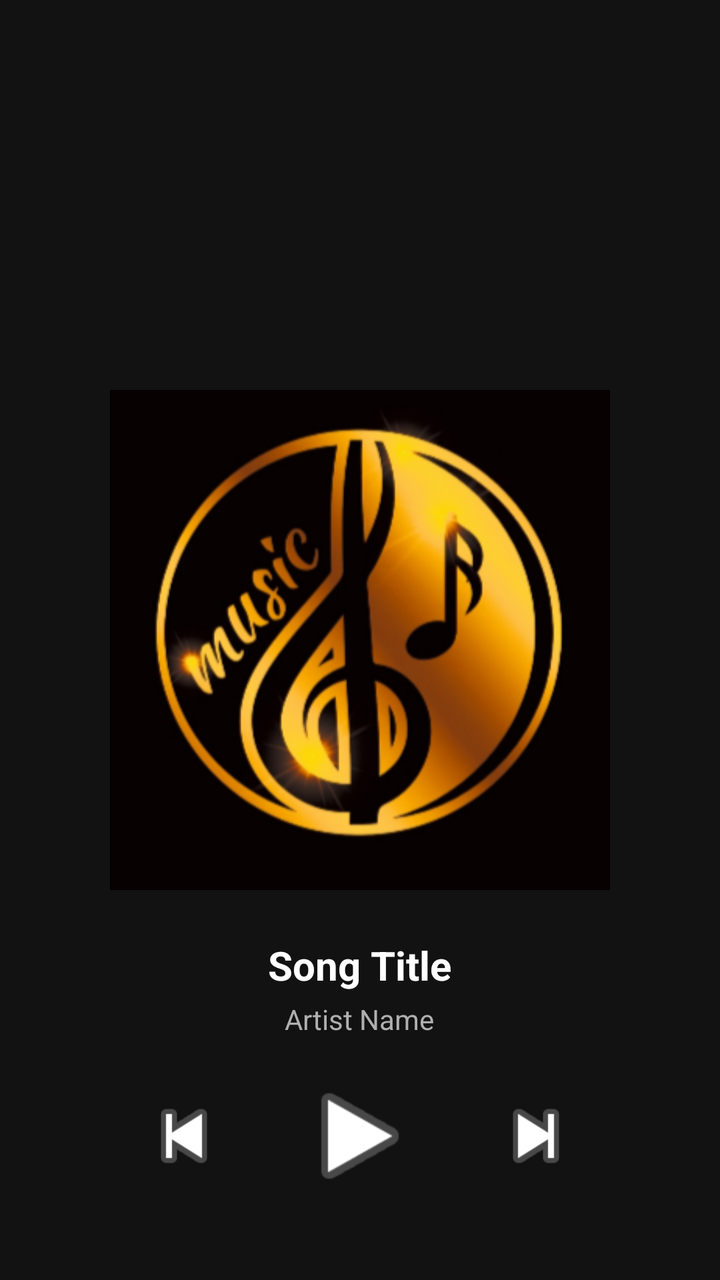
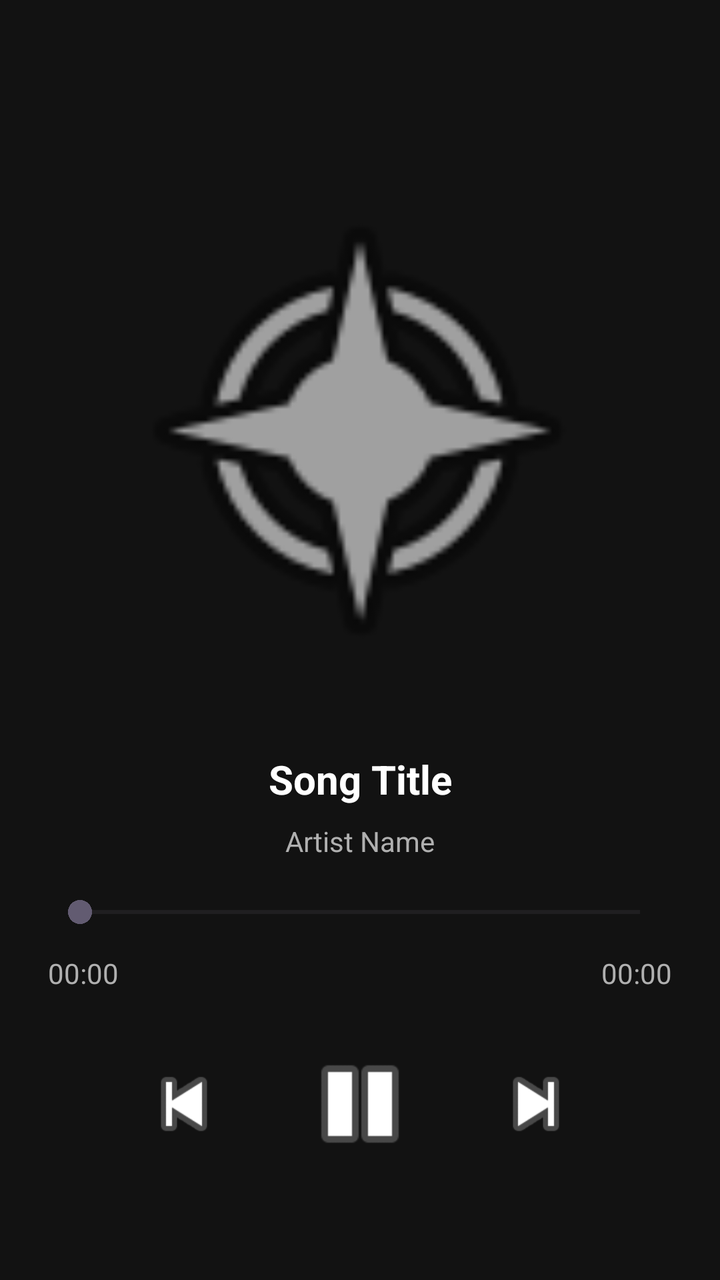

An Android layout rendered at two revisions. The XML below is the earlier revision; the diff shows what the commit changed to produce the second picture.
<!-- AndroidManifest.xml: application theme Theme.MXStylePlayer -->
<!-- res/layout/activity_music_player.xml -->
<?xml version="1.0" encoding="utf-8"?>
<RelativeLayout xmlns:android="http://schemas.android.com/apk/res/android"
    android:layout_width="match_parent"
    android:layout_height="match_parent"
    android:background="#121212">

    
    <ImageView
        android:id="@+id/imgMusicThumbnail"
        android:layout_width="250dp"
        android:layout_height="250dp"
        android:layout_centerInParent="true"
        android:src="@drawable/my_custom_thumbnail" />

    
    <TextView
        android:id="@+id/txtSongTitle"
        android:layout_width="wrap_content"
        android:layout_height="wrap_content"
        android:layout_below="@id/imgMusicThumbnail"
        android:layout_centerHorizontal="true"
        android:layout_marginTop="24dp"
        android:text="Song Title"
        android:textColor="#FFFFFF"
        android:textSize="20sp"
        android:textStyle="bold" />

    <TextView
        android:id="@+id/txtArtistName"
        android:layout_width="wrap_content"
        android:layout_height="wrap_content"
        android:layout_below="@id/txtSongTitle"
        android:layout_centerHorizontal="true"
        android:layout_marginTop="4dp"
        android:text="Artist Name"
        android:textColor="#B0B0B0"
        android:textSize="14sp" />

    
    <LinearLayout
        android:layout_width="match_parent"
        android:layout_height="wrap_content"
        android:layout_alignParentBottom="true"
        android:layout_marginBottom="40dp"
        android:gravity="center"
        android:orientation="horizontal">

        <ImageView
            android:id="@+id/btnPrevious"
            android:layout_width="48dp"
            android:layout_height="48dp"
            android:layout_marginEnd="32dp"
            android:src="@android:drawable/ic_media_previous" />

        <ImageView
            android:id="@+id/btnPlayPause"
            android:layout_width="64dp"
            android:layout_height="64dp"
            android:src="@android:drawable/ic_media_play" />

        <ImageView
            android:id="@+id/btnNext"
            android:layout_width="48dp"
            android:layout_height="48dp"
            android:layout_marginStart="32dp"
            android:src="@android:drawable/ic_media_next" />

    </LinearLayout>

</RelativeLayout>
<!-- resources referenced by this layout -->
<resources>
  <!-- drawable my_custom_thumbnail: png bitmap (drawable, 206924 bytes) -->
  <style name="Theme.MXStylePlayer" parent="Theme.Material3.DayNight.NoActionBar"><item name="android:windowActionModeOverlay">true</item><item name="android:navigationBarColor">#000000</item><item name="android:statusBarColor">#000000</item></style>
</resources>

<!-- the commit's change to res/layout/activity_music_player.xml (unified diff, before → after) -->
@@ -2,24 +2,24 @@
 <RelativeLayout xmlns:android="http://schemas.android.com/apk/res/android"
     android:layout_width="match_parent"
     android:layout_height="match_parent"
-    android:background="#121212">
+    android:background="#121212"
+    android:padding="24dp">
 
-    
     <ImageView
-        android:id="@+id/imgMusicThumbnail"
-        android:layout_width="250dp"
-        android:layout_height="250dp"
-        android:layout_centerInParent="true"
-        android:src="@drawable/my_custom_thumbnail" />
+        android:id="@+id/imgAlbumArt"
+        android:layout_width="260dp"
+        android:layout_height="260dp"
+        android:layout_centerHorizontal="true"
+        android:layout_marginTop="60dp"
+        android:src="@android:drawable/ic_menu_compass" />
 
-    
     <TextView
         android:id="@+id/txtSongTitle"
-        android:layout_width="wrap_content"
+        android:layout_width="match_parent"
         android:layout_height="wrap_content"
-        android:layout_below="@id/imgMusicThumbnail"
-        android:layout_centerHorizontal="true"
-        android:layout_marginTop="24dp"
+        android:layout_below="@id/imgAlbumArt"
+        android:layout_marginTop="32dp"
+        android:gravity="center"
         android:text="Song Title"
         android:textColor="#FFFFFF"
         android:textSize="20sp"
@@ -27,21 +27,52 @@
 
     <TextView
         android:id="@+id/txtArtistName"
-        android:layout_width="wrap_content"
+        android:layout_width="match_parent"
         android:layout_height="wrap_content"
         android:layout_below="@id/txtSongTitle"
-        android:layout_centerHorizontal="true"
-        android:layout_marginTop="4dp"
+        android:layout_marginTop="8dp"
+        android:gravity="center"
         android:text="Artist Name"
         android:textColor="#B0B0B0"
         android:textSize="14sp" />
 
-    
+    <SeekBar
+        android:id="@+id/seekBar"
+        android:layout_width="match_parent"
+        android:layout_height="wrap_content"
+        android:layout_above="@id/timeLayout"
+        android:layout_marginBottom="12dp" />
+
     <LinearLayout
+        android:id="@+id/timeLayout"
+        android:layout_width="match_parent"
+        android:layout_height="wrap_content"
+        android:layout_above="@id/controlsLayout"
+        android:layout_marginBottom="24dp"
+        android:orientation="horizontal">
+
+        <TextView
+            android:id="@+id/txtCurrentTime"
+            android:layout_width="0dp"
+            android:layout_height="wrap_content"
+            android:layout_weight="1"
+            android:text="00:00"
+            android:textColor="#B0B0B0" />
+
+        <TextView
+            android:id="@+id/txtTotalTime"
+            android:layout_width="wrap_content"
+            android:layout_height="wrap_content"
+            android:text="00:00"
+            android:textColor="#B0B0B0" />
+    </LinearLayout>
+
+    <LinearLayout
+        android:id="@+id/controlsLayout"
         android:layout_width="match_parent"
         android:layout_height="wrap_content"
         android:layout_alignParentBottom="true"
-        android:layout_marginBottom="40dp"
+        android:layout_marginBottom="32dp"
         android:gravity="center"
         android:orientation="horizontal">
 
@@ -56,7 +87,7 @@
             android:id="@+id/btnPlayPause"
             android:layout_width="64dp"
             android:layout_height="64dp"
-            android:src="@android:drawable/ic_media_play" />
+            android:src="@android:drawable/ic_media_pause" />
 
         <ImageView
             android:id="@+id/btnNext"
@@ -64,7 +95,6 @@
             android:layout_height="48dp"
             android:layout_marginStart="32dp"
             android:src="@android:drawable/ic_media_next" />
-
     </LinearLayout>
 
 </RelativeLayout>
<!-- resource entries referenced after the edit -->
@@ -1,6 +1,5 @@
 <!-- resources referenced by this layout -->
 <resources>
-  <!-- drawable my_custom_thumbnail: png bitmap (drawable, 206924 bytes) -->
   <style name="Theme.MXStylePlayer" parent="Theme.Material3.DayNight.NoActionBar"><item name="android:windowActionModeOverlay">true</item><item name="android:navigationBarColor">#000000</item><item name="android:statusBarColor">#000000</item></style>
 </resources>
 
